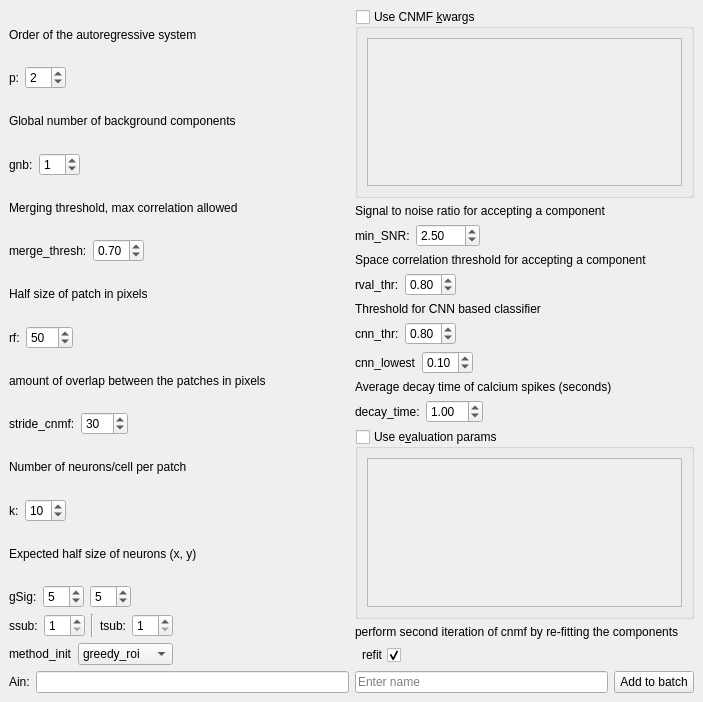
Old version of the form mesmerize/viewer/modules/ui_files/cnmf_pytemplate.ui in the repository kushalkolar/MESmerize.
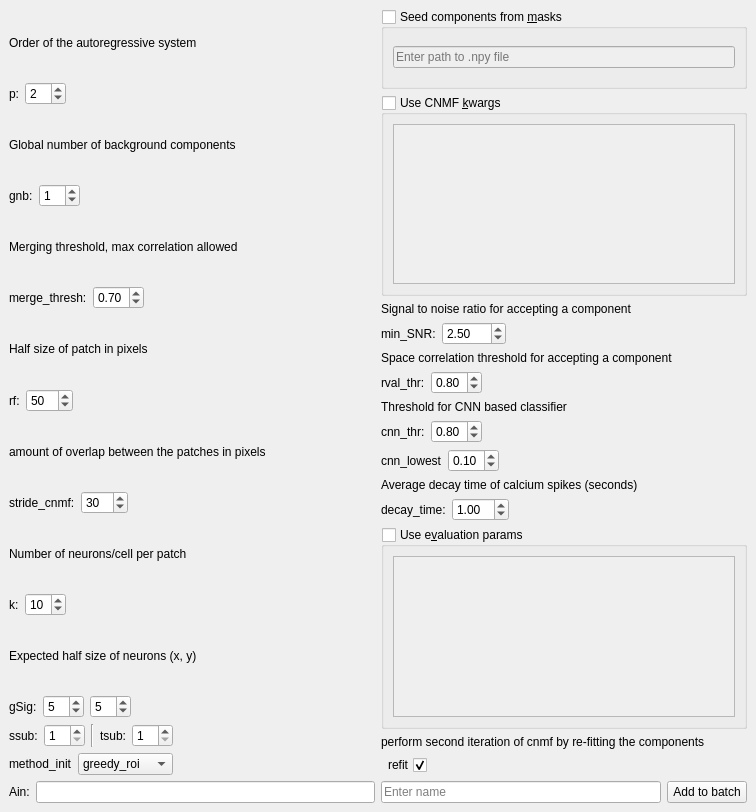
New version of the form.

Commit message: added lineEdit for Ain paths for seeded CNMF

```diff
--- a/mesmerize/viewer/modules/ui_files/cnmf_pytemplate.ui
+++ b/mesmerize/viewer/modules/ui_files/cnmf_pytemplate.ui
@@ -9,8 +9,8 @@
    <rect>
     <x>0</x>
     <y>0</y>
-    <width>703</width>
-    <height>702</height>
+    <width>756</width>
+    <height>812</height>
    </rect>
   </property>
   <property name="floating">
@@ -459,6 +459,43 @@
     </item>
     <item>
      <layout class="QVBoxLayout" name="verticalLayout_2">
+      <item>
+       <widget class="QGroupBox" name="groupBox_seed_components">
+        <property name="sizePolicy">
+         <sizepolicy hsizetype="Preferred" vsizetype="Preferred">
+          <horstretch>0</horstretch>
+          <verstretch>0</verstretch>
+         </sizepolicy>
+        </property>
+        <property name="minimumSize">
+         <size>
+          <width>0</width>
+          <height>80</height>
+         </size>
+        </property>
+        <property name="title">
+         <string>Seed components from &amp;masks</string>
+        </property>
+        <property name="flat">
+         <bool>false</bool>
+        </property>
+        <property name="checkable">
+         <bool>true</bool>
+        </property>
+        <property name="checked">
+         <bool>false</bool>
+        </property>
+        <layout class="QVBoxLayout" name="verticalLayout_4">
+         <item>
+          <widget class="QLineEdit" name="lineEdit_seed_components_path">
+           <property name="placeholderText">
+            <string>Enter path to .npy file</string>
+           </property>
+          </widget>
+         </item>
+        </layout>
+       </widget>
+      </item>
       <item>
        <widget class="QGroupBox" name="groupBox_cnmf_kwargs">
         <property name="toolTip">
```
Left out of the diff: 2 changed lines with no effect on the pictures. The commit also changes 3 other files.
